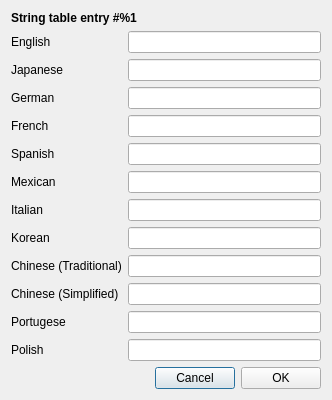
The window that native/src/ReachVariantTool/ui/localized_string_editor.ui (DavidJCobb/ReachVariantEditor) describes before a commit, drawn with Qt 5.
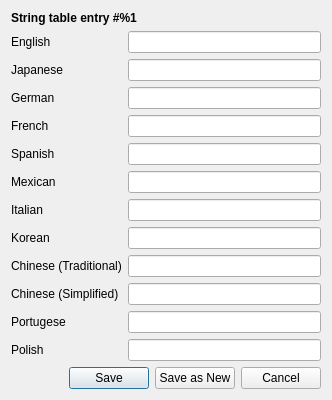
The same window after the commit.

Patch:
```diff
--- a/native/src/ReachVariantTool/ui/localized_string_editor.ui
+++ b/native/src/ReachVariantTool/ui/localized_string_editor.ui
@@ -162,6 +162,20 @@
        </property>
       </spacer>
      </item>
+     <item>
+      <widget class="QPushButton" name="buttonSave">
+       <property name="text">
+        <string>Save</string>
+       </property>
+      </widget>
+     </item>
+     <item>
+      <widget class="QPushButton" name="buttonSaveAsNew">
+       <property name="text">
+        <string>Save as New</string>
+       </property>
+      </widget>
+     </item>
      <item>
       <widget class="QPushButton" name="buttonCancel">
        <property name="text">
@@ -169,13 +183,6 @@
        </property>
       </widget>
      </item>
-     <item>
-      <widget class="QPushButton" name="buttonSave">
-       <property name="text">
-        <string>OK</string>
-       </property>
-      </widget>
-     </item>
     </layout>
    </item>
    <item row="8" column="0">
```
Left out of the diff: 6 changed lines with no effect on the pictures.
